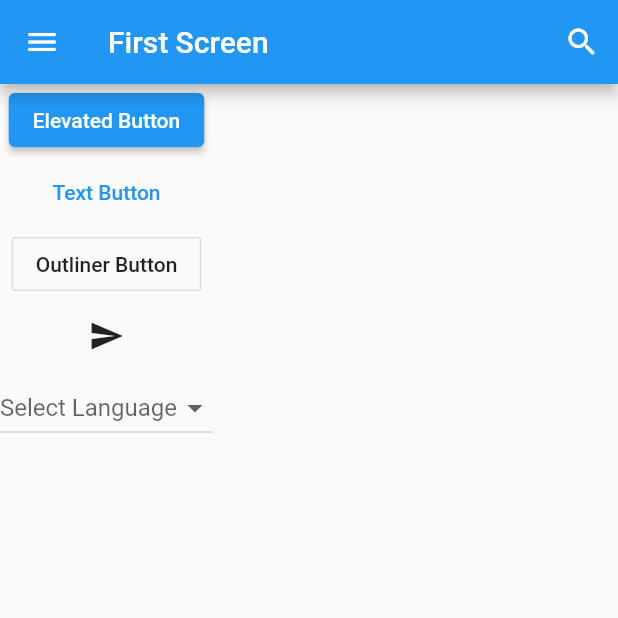
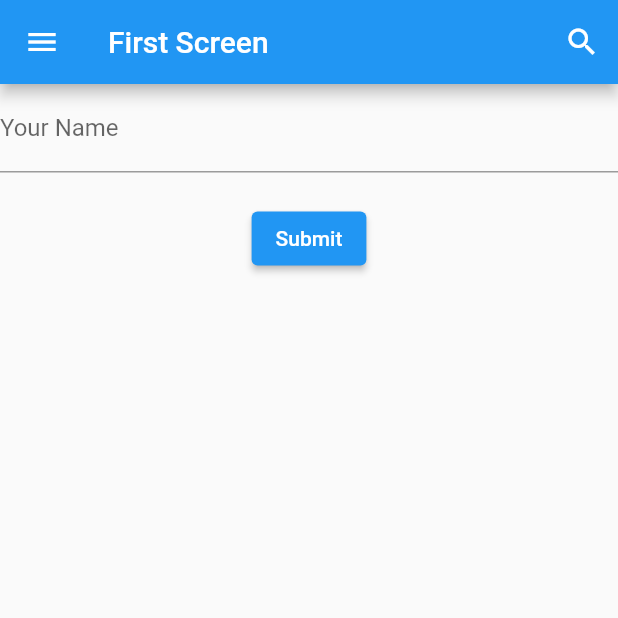
Before and after one commit to abdu-dotcom/Learn-Flutter-2, a Flutter app: the screen it shows after launch, on a phone screen of 412 x 824 dp, the top half of it. Run offline on Flutter 3.47's test engine with Material 2 defaults, Android fonts, the phone set to English and light mode, and no system bars.

Commit message:
TextField

```diff
--- a/lib/main.dart
+++ b/lib/main.dart
@@ -13,15 +13,7 @@ class MyApp extends StatelessWidget {
     return MaterialApp(
       title: 'Flutter Demo',
       theme: ThemeData(
-        // This is the theme of your application.
-        //
-        // Try running your application with "flutter run". You'll see the
-        // application has a blue toolbar. Then, without quitting the app, try
-        // changing the primarySwatch below to Colors.green and then invoke
-        // "hot reload" (press "r" in the console where you ran "flutter run",
-        // or simply save your changes to "hot reload" in a Flutter IDE).
-        // Notice that the counter didn't reset back to zero; the application
-        // is not restarted.
+
         primarySwatch: Colors.blue,
       ),
       home: FirstScreen(),
@@ -31,6 +23,8 @@ class MyApp extends StatelessWidget {
 
 
 class FirstScreen extends StatefulWidget {
+  const FirstScreen({Key? key}) : super(key: key);
+
 
   @override
  _FirstScreenState createState() => _FirstScreenState();
@@ -39,7 +33,13 @@ class FirstScreen extends StatefulWidget {
   }
 
 class _FirstScreenState extends State<FirstScreen> {
-  String? language;
+  TextEditingController _controller = TextEditingController();
+
+  @override
+  void dispose() {
+  _controller.dispose();
+  super.dispose();
+}
 
   @override
    Widget build(BuildContext context) {
@@ -67,121 +67,24 @@ class _FirstScreenState extends State<FirstScreen> {
       body: Container(
         child: Column(
           children: <Widget>[
-            ElevatedButton(
-              onPressed: () {},
-              child: Text('Elevated Button')
-              ),
-              TextButton(
-                onPressed:(){},
-                child: Text('Text Button')
-                ),
-              OutlineButton(
-                onPressed: () {},
-                child: Text('Outliner Button'),
-                ),
-              IconButton(
-                onPressed: () {},
-                icon: Icon(Icons.send),
-                tooltip: 'Icrease.volume by 10'
-                ),
-              DropdownButton<String>(
-                items: <DropdownMenuItem<String>> [
-                  DropdownMenuItem<String>(child: Text('Dart'), value: 'Dart',),
-                  DropdownMenuItem<String>(child: Text('Kotlin'), value: 'DarKotlin',),
-                  DropdownMenuItem<String>(child: Text('Swift'), value: 'Swift',)
-                ], value: language,
-                hint: Text('Select Language'),
-                onChanged: (String? value) {
-                  setState(() {
-                    language = value;
-                  });
-                })
-
-
+            TextField(
+            controller: _controller,
+            decoration: InputDecoration(
+              hintText: 'Write your name in here',
+              labelText: 'Your Name',
+             ),
+           ),
+           SizedBox(height: 20),
+           ElevatedButton(onPressed: () {
+             showDialog(context: context, builder: (context) {
+               return AlertDialog(
+                 content:  Text('Hello, ${_controller.text} '),
+               );
+             });
+           }, child: Text('Submit'))
           ],
           ),
       )
     );
     }
 }
-
-// class MyHomePage extends StatefulWidget {
-//   const MyHomePage({Key? key, required this.title}) : super(key: key);
-
-//   // This widget is the home page of your application. It is stateful, meaning
-//   // that it has a State object (defined below) that contains fields that affect
-//   // how it looks.
-
-//   // This class is the configuration for the state. It holds the values (in this
-//   // case the title) provided by the parent (in this case the App widget) and
-//   // used by the build method of the State. Fields in a Widget subclass are
-//   // always marked "final".
-
-//   final String title;
-
-//   @override
-//   State<MyHomePage> createState() => _MyHomePageState();
-// }
-
-// class _MyHomePageState extends State<MyHomePage> {
-//   int _counter = 0;
-
-//   void _incrementCounter() {
-//     setState(() {
-//       // This call to setState tells the Flutter framework that something has
-//       // changed in this State, which causes it to rerun the build method below
-//       // so that the display can reflect the updated values. If we changed
-//       // _counter without calling setState(), then the build method would not be
-//       // called again, and so nothing would appear to happen.
-//       _counter++;
-//     });
-//   }
-
-//   @override
-//   Widget build(BuildContext context) {
-//     // This method is rerun every time setState is called, for instance as done
-//     // by the _incrementCounter method above.
-//     //
-//     // The Flutter framework has been optimized to make rerunning build methods
-//     // fast, so that you can just rebuild anything that needs updating rather
-//     // than having to individually change instances of widgets.
-//     return Scaffold(
-//       appBar: AppBar(
-//         // Here we take the value from the MyHomePage object that was created by
-//         // the App.build method, and use it to set our appbar title.
-//         title: Text(widget.title),
-//       ),
-//       body: Center(
-//         // Center is a layout widget. It takes a single child and positions it
-//         // in the middle of the parent.
-//         child: Column(
-//           // Column is also a layout widget. It takes a list of children and
-//           // arranges them vertically. By default, it sizes itself to fit its
-//           // children horizontally, and tries to be as tall as its parent.
-//           //
-//           // Invoke "debug painting" (press "p" in the console, choose the
-//           // "Toggle Debug Paint" action from the Flutter Inspector in Android
-//           // Studio, or the "Toggle Debug Paint" command in Visual Studio Code)
-//           // to see the wireframe for each widget.
-//           //
-//           // Column has various properties to control how it sizes itself and
-//           // how it positions its children. Here we use mainAxisAlignment to
-//           // center the children vertically; the main axis here is the vertical
-//           // axis because Columns are vertical (the cross axis would be
-//           // horizontal).
-//           mainAxisAlignment: MainAxisAlignment.center,
-//           children: <Widget>[
-//             const Text(
-//               'Hello Word!',
-//             ),
-//           ],
-//         ),
-//       ),
-//       floatingActionButton: FloatingActionButton(
-//         onPressed: _incrementCounter,
-//         tooltip: 'Increment',
-//         child: const Icon(Icons.add),
-//       ), // This trailing comma makes auto-formatting nicer for build methods.
-//     );
-//   }
-// }
```
